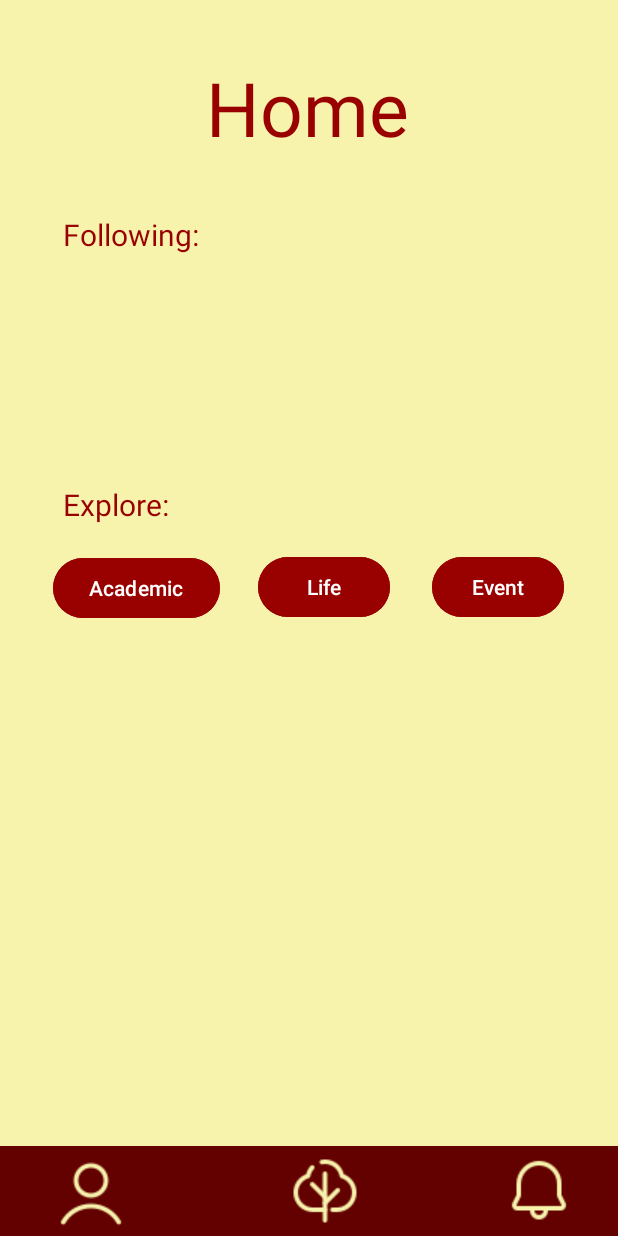
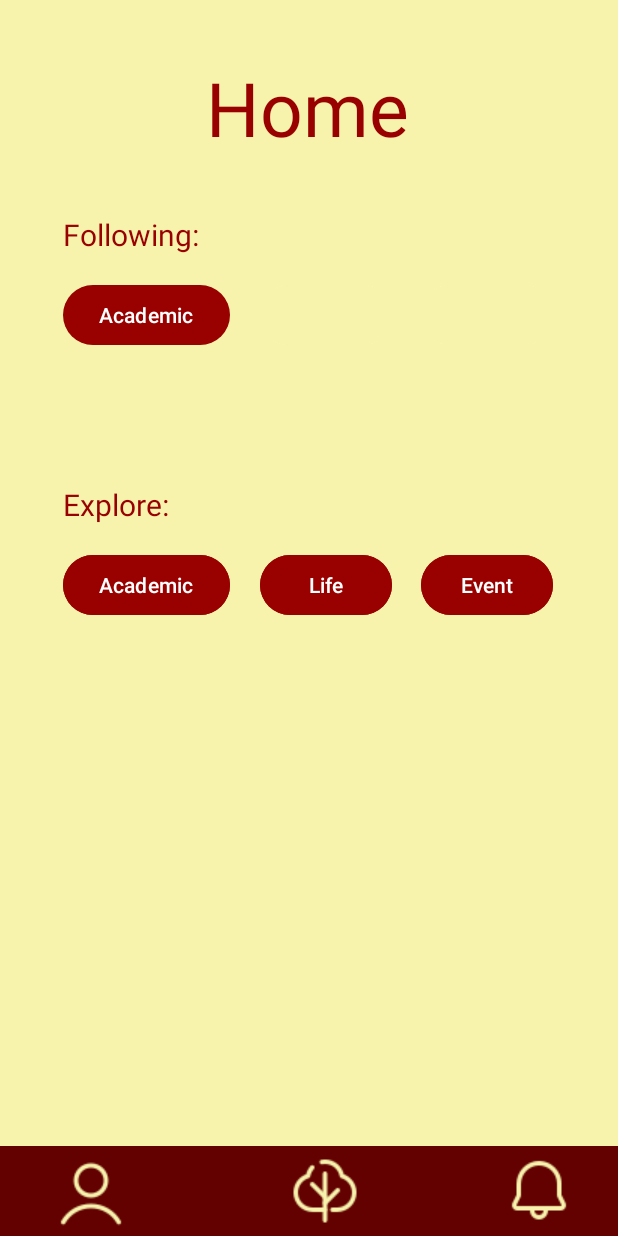
Before and after one commit to hydroxidee/tree_hole, an Android app: the Homepage screen opened directly, with no data from a screen before it, after a tap on "Academic", on a phone screen of 412 x 824 dp. Run offline under Robolectric (Android 15) with nearby library versions, the phone set to English and light mode, and no system bars.

Commit message:
homepage and userinfo updates

```diff
--- a/app/src/main/java/com/example/treehole/Homepage.java
+++ b/app/src/main/java/com/example/treehole/Homepage.java
@@ -37,4 +37,46 @@ public class Homepage extends AppCompatActivity {
             startActivity(intent);
         }, 0);
     }
+
+    //onClick functions for following communities
+    public void onClickAcademic(View view){
+        //initializing button
+        Button myButton = findViewById(R.id.AcademicButton0);
+        myButton.setClickable(false);
+        myButton.setEnabled(false);
+
+        //if following academic community
+            //set backround color to red
+            myButton.setBackgroundColor(Color.parseColor("#990000"));
+            //set text color to white
+            myButton.setTextColor(Color.parseColor("#FFFFFF"));
+    }
+
+    public void onClickLife(View view){
+        //initializing button
+        Button myButton = findViewById(R.id.LifeButton0);
+        myButton.setClickable(false);
+        myButton.setEnabled(false);
+
+        //if following life community
+            //set backround color to red
+            myButton.setBackgroundColor(Color.parseColor("#990000"));
+            //set text color to white
+            myButton.setTextColor(Color.parseColor("#FFFFFF"));
+    }
+
+    public void onClickEvent(View view){
+        //initializing button
+        Button myButton = findViewById(R.id.EventButton0);
+        myButton.setClickable(false);
+        myButton.setEnabled(false);
+
+        //if following event community
+            //set backround color to red
+            myButton.setBackgroundColor(Color.parseColor("#990000"));
+            //set text color to white
+            myButton.setTextColor(Color.parseColor("#FFFFFF"));
+    }
+
+
 }
--- a/app/src/main/java/com/example/treehole/UserInfo.java
+++ b/app/src/main/java/com/example/treehole/UserInfo.java
@@ -6,6 +6,11 @@ import java.util.HashMap;
 public class UserInfo {
     static String username = "";
     static HashMap<String, Integer> roleTypes;
+
+    //communities
+    boolean followingAcademic = false;
+    boolean followingLife = false;
+    boolean followingEvent = false;
 
     // stores username
     public static void SetUser(String name)
@@ -38,4 +43,20 @@ public class UserInfo {
         roleTypes.put("Faculty", 2);
         roleTypes.put("Staff", 3);
     }
+
+    //set following academic
+    public void followAcademic(){
+        followingAcademic=true;
+    }
+
+    //set following life
+    public void followLife(){
+        followingLife=true;
+    }
+
+    //set following event
+    public void followEvent(){
+        followingEvent=true;
+    }
+
 }
--- a/app/src/main/res/layout/homepage.xml
+++ b/app/src/main/res/layout/homepage.xml
@@ -24,6 +24,7 @@
         app:layout_constraintTop_toTopOf="parent"
         app:layout_constraintVertical_bias="0.05" />
 
+    <!-- Following block -->
     <TextView
         android:id="@+id/textView2"
         android:layout_width="326dp"
@@ -39,6 +40,86 @@
         app:layout_constraintTop_toTopOf="parent"
         app:layout_constraintVertical_bias="0.206" />
 
+    <!-- (following) Academic Button -->
+    <!-- **need to update the onClick to the name of the page Jess chooses -->
+    <!-- JAVA CODE to change "clickable" attribute when you are following the community
+            Button myButton = findViewById(R.id.myButton);
+            myButton.setClickable(false);
+            myButton.setEnabled(false);
+            //set backround color to red
+            myButton.setBackgroundColor(Color.parseColor("#990000"));
+            //set text color to white
+            myButton.setTextColor(Color.parseColor("#FFFFFF"));
+    -->
+    <!-- MORE JAVA CODE bc app keeps crashing when i click the invisible buttons
+
+             Button myButton = findViewById(R.id.myButton);
+             boolean isAllowed = /* some condition */;
+             if (isAllowed) {
+                 myButton.setClickable(true);
+                 myButton.setEnabled(true);
+                 myButton.setOnClickListener(v -> {
+                     // Your click handling code here
+                 });
+             } else {
+                 myButton.setClickable(false);
+                 myButton.setEnabled(false);
+                 myButton.setOnClickListener(null);  // Remove click listener
+             }
+    -->
+    <Button
+        android:id="@+id/AcademicButton0"
+        android:layout_width="wrap_content"
+        android:layout_height="wrap_content"
+        android:backgroundTint="@color/yellow"
+        android:textColor="@color/yellow"
+        android:clickable="false"
+        android:onClick="onClickAcademic"
+        android:text="@string/academic"
+        app:layout_constraintBottom_toBottomOf="parent"
+        app:layout_constraintEnd_toEndOf="parent"
+        app:layout_constraintHorizontal_bias="0.14"
+        app:layout_constraintStart_toStartOf="parent"
+        app:layout_constraintTop_toTopOf="parent"
+        app:layout_constraintVertical_bias="0.24" />
+
+    <!-- (following) Life Button -->
+    <!-- **need to update the onClick to the name of the page Jess chooses -->
+    <Button
+        android:id="@+id/LifeButton0"
+        android:layout_width="wrap_content"
+        android:layout_height="wrap_content"
+        android:backgroundTint="@color/yellow"
+        android:textColor="@color/yellow"
+        android:clickable="false"
+        android:onClick="onClickLife"
+        android:text="@string/life"
+        app:layout_constraintBottom_toBottomOf="parent"
+        app:layout_constraintEnd_toEndOf="parent"
+        app:layout_constraintHorizontal_bias="0.535"
+        app:layout_constraintStart_toStartOf="parent"
+        app:layout_constraintTop_toTopOf="parent"
+        app:layout_constraintVertical_bias="0.24" />
+
+    <!-- (following) Event Button -->
+    <!-- **need to update the onClick to the name of the page Jess chooses -->
+    <Button
+        android:id="@+id/EventButton0"
+        android:layout_width="wrap_content"
+        android:layout_height="wrap_content"
+        android:backgroundTint="@color/yellow"
+        android:textColor="@color/yellow"
+        android:clickable="false"
+        android:onClick="onClickEvent"
+        android:text="@string/event"
+        app:layout_constraintBottom_toBottomOf="parent"
+        app:layout_constraintEnd_toEndOf="parent"
+        app:layout_constraintHorizontal_bias="0.866"
+        app:layout_constraintStart_toStartOf="parent"
+        app:layout_constraintTop_toTopOf="parent"
+        app:layout_constraintVertical_bias="0.24" />
+
+    <!-- Explore section -->
     <TextView
         android:id="@+id/textView3"
         android:layout_width="326dp"
@@ -54,8 +135,10 @@
         app:layout_constraintTop_toTopOf="parent"
         app:layout_constraintVertical_bias="0.465" />
 
+    <!-- Academic Button -->
+    <!-- **need to update the onClick to the name of the page Jess chooses -->
     <Button
-        android:id="@+id/AcademicButton"
+        android:id="@+id/AcademicButton1"
         android:layout_width="wrap_content"
         android:layout_height="wrap_content"
         android:backgroundTint="@color/red"
@@ -63,13 +146,15 @@
         android:text="@string/academic"
         app:layout_constraintBottom_toBottomOf="parent"
         app:layout_constraintEnd_toEndOf="parent"
-        app:layout_constraintHorizontal_bias="0.117"
+        app:layout_constraintHorizontal_bias="0.14"
         app:layout_constraintStart_toStartOf="parent"
         app:layout_constraintTop_toTopOf="parent"
-        app:layout_constraintVertical_bias="0.474" />
+        app:layout_constraintVertical_bias="0.472" />
 
+    <!-- Life Button -->
+    <!-- **need to update the onClick to the name of the page Jess chooses -->
     <Button
-        android:id="@+id/LifeButton"
+        android:id="@+id/LifeButton1"
         android:layout_width="wrap_content"
         android:layout_height="wrap_content"
         android:backgroundTint="@color/red"
@@ -77,13 +162,15 @@
         android:text="@string/life"
         app:layout_constraintBottom_toBottomOf="parent"
         app:layout_constraintEnd_toEndOf="parent"
-        app:layout_constraintHorizontal_bias="0.531"
+        app:layout_constraintHorizontal_bias="0.535"
         app:layout_constraintStart_toStartOf="parent"
         app:layout_constraintTop_toTopOf="parent"
-        app:layout_constraintVertical_bias="0.473" />
+        app:layout_constraintVertical_bias="0.472" />
 
+    <!-- Event Button -->
+    <!-- **need to update the onClick to the name of the page Jess chooses -->
     <Button
-        android:id="@+id/EventButton"
+        android:id="@+id/EventButton1"
         android:layout_width="wrap_content"
         android:layout_height="wrap_content"
         android:backgroundTint="@color/red"
@@ -91,11 +178,14 @@
         android:text="@string/event"
         app:layout_constraintBottom_toBottomOf="parent"
         app:layout_constraintEnd_toEndOf="parent"
-        app:layout_constraintHorizontal_bias="0.888"
+        app:layout_constraintHorizontal_bias="0.866"
         app:layout_constraintStart_toStartOf="parent"
         app:layout_constraintTop_toTopOf="parent"
-        app:layout_constraintVertical_bias="0.473" />
+        app:layout_constraintVertical_bias="0.472" />
 
+
+    <!-- FOOTER -->
+    <!-- footer background -->
     <View
         android:layout_width="match_parent"
         android:layout_height="60dp"
@@ -106,6 +196,7 @@
         app:layout_constraintTop_toTopOf="parent"
         app:layout_constraintVertical_bias="1.0" />
 
+    <!-- profile button -->
     <ImageButton
         android:layout_width="wrap_content"
         android:layout_height="60dp"
@@ -119,6 +210,7 @@
         app:layout_constraintTop_toTopOf="parent"
         app:layout_constraintVertical_bias="1.0" />
 
+    <!-- tree (home) button -->
     <ImageButton
         android:layout_width="wrap_content"
         android:layout_height="60dp"
@@ -131,6 +223,7 @@
         app:layout_constraintTop_toTopOf="parent"
         app:layout_constraintVertical_bias="1.0" />
 
+    <!-- notification button -->
     <ImageButton
         android:layout_width="wrap_content"
         android:layout_height="60dp"
```
